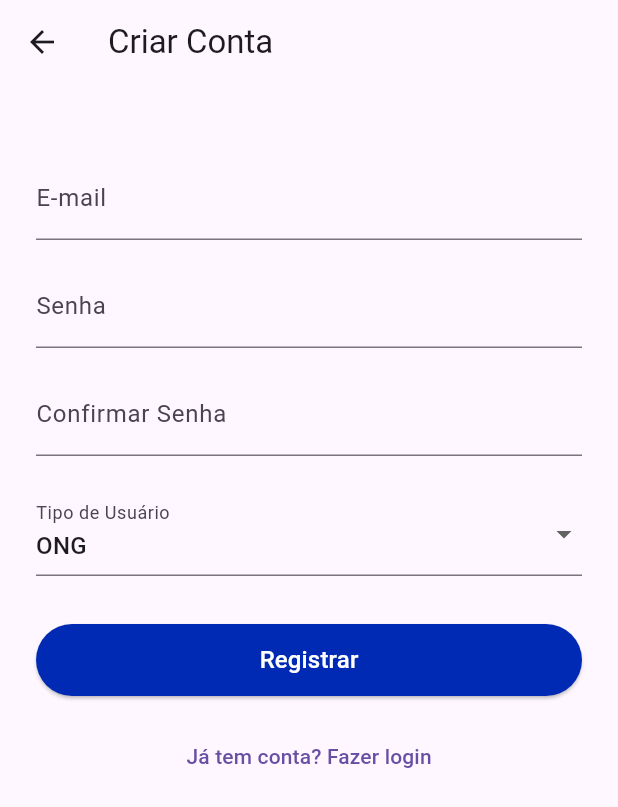
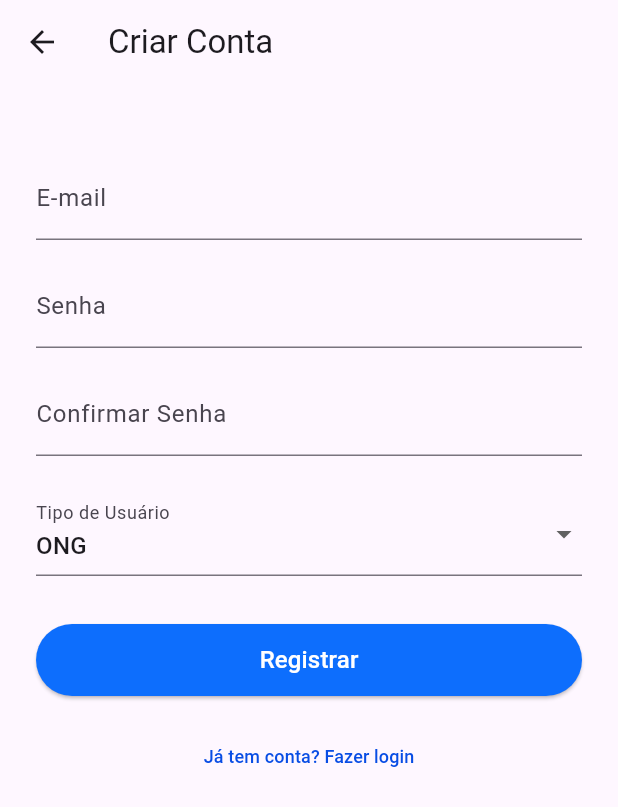
Before and after one commit to andreghenssler2/shareFood, a Flutter app: the screen it shows after launch, after a tap on "Criar conta", on a phone screen of 412 x 824 dp. Shown: the top 807 px of the screen. Run offline on Flutter 3.47's test engine with Material 3 defaults, Android fonts, the phone set to English and light mode, and no system bars; our stand-ins replace cloud_firestore, firebase_auth, firebase_core, font_awesome_flutter, mask_text_input_formatter, syncfusion_flutter_charts; accounts and stored records are empty.

Commit message:
Atualiza Cores Botões

```diff
--- a/lib/features/admin/admin_dashboard_page.dart
+++ b/lib/features/admin/admin_dashboard_page.dart
@@ -35,7 +35,7 @@ class AdminDashboardPage extends StatelessWidget {
           style: TextStyle(color: Colors.white),
         ),
         centerTitle: true,
-        backgroundColor: const Color.fromRGBO(158, 13, 0, 1),
+        backgroundColor: const Color.fromARGB(255, 0, 42, 156),
         actions: [
           IconButton(
             icon: const Icon(Icons.logout, color: Colors.white),
--- a/lib/features/admin/admin_ongs_page.dart
+++ b/lib/features/admin/admin_ongs_page.dart
@@ -17,10 +17,11 @@ class _AdminOngsPageState extends State<AdminOngsPage> {
   Widget build(BuildContext context) {
     return Scaffold(
       appBar: AppBar(
-        title: const Text('Gerenciar ONGs'),
+        title: const Text('Gerenciar ONGs',style: TextStyle(color: Colors.white),),
+        backgroundColor: const Color.fromARGB(255, 0, 42, 156),
         actions: [
           PopupMenuButton<String>(
-            icon: const Icon(Icons.filter_alt),
+            icon: const Icon(Icons.filter_alt, color: Colors.white),
             tooltip: 'Filtrar por status',
             onSelected: (v) => setState(() => filtroStatus = v),
             itemBuilder: (context) => const [
--- a/lib/features/admin/admin_parceiros_page.dart
+++ b/lib/features/admin/admin_parceiros_page.dart
@@ -17,10 +17,11 @@ class _AdminParceirosPageState extends State<AdminParceirosPage> {
   Widget build(BuildContext context) {
     return Scaffold(
       appBar: AppBar(
-        title: const Text('Gerenciar Parceiros'),
+        title: const Text('Gerenciar Parceiros',style: TextStyle(color: Colors.white),),
+        backgroundColor: const Color.fromARGB(255, 0, 42, 156),
         actions: [
           PopupMenuButton<String>(
-            icon: const Icon(Icons.filter_alt),
+            icon: const Icon(Icons.filter_alt, color: Colors.white),
             tooltip: 'Filtrar por status',
             onSelected: (v) => setState(() => filtroStatus = v),
             itemBuilder: (context) => const [
--- a/lib/features/admin/admin_pefil_page.dart
+++ b/lib/features/admin/admin_pefil_page.dart
@@ -123,11 +123,11 @@ class _AdminPerfilPageState extends State<AdminPerfilPage> {
 
     return Scaffold(
       appBar: AppBar(
-        backgroundColor: Colors.indigo,
         title: const Text(
           'Meu Perfil de Admin',
           style: TextStyle(color: Colors.white),
         ),
+        backgroundColor: const Color.fromARGB(255, 0, 42, 156),
         iconTheme: const IconThemeData(color: Colors.white),
         centerTitle: true,
         actions: [
--- a/lib/features/admin/admin_profile_page.dart
+++ b/lib/features/admin/admin_profile_page.dart
@@ -133,7 +133,7 @@ class _AdminPerfilPageState extends State<AdminPerfilPage> {
 
     return Scaffold(
       appBar: AppBar(
-        backgroundColor: Colors.red.shade800,
+        backgroundColor: const Color.fromARGB(255, 0, 42, 156),
         title: const Text('Meu Perfil - Administrador ',
             style: TextStyle(color: Colors.white)),
         iconTheme: const IconThemeData(color: Colors.white),
--- a/lib/features/admin/admin_reports_page.dart
+++ b/lib/features/admin/admin_reports_page.dart
@@ -202,7 +202,8 @@ class _AdminReportsPageState extends State<AdminReportsPage> {
 
     return Scaffold(
       appBar: AppBar(
-        title: const Text('Relatórios e Estatísticas'),
+        title: const Text('Relatórios e Estatísticas',style: TextStyle(color: Colors.white),),
+        backgroundColor: const Color.fromARGB(255, 0, 42, 156),
         actions: [
           IconButton(
             icon: const Icon(Icons.filter_alt_rounded),
--- a/lib/features/auth/pages/login_page.dart
+++ b/lib/features/auth/pages/login_page.dart
@@ -213,9 +213,11 @@ class _LoginPageState extends State<LoginPage> {
                   : ElevatedButton(
                       onPressed: _login,
                       style: ElevatedButton.styleFrom(
+                        backgroundColor: const Color.fromARGB(255, 13, 110, 253),
                         minimumSize: const Size(double.infinity, 48),
+
                       ),
-                      child: const Text('Entrar'),
+                      child: const Text('Entrar',style: TextStyle(color: Colors.white, fontSize: 14),),
                     ),
               const SizedBox(height: 12),
               TextButton(
@@ -225,7 +227,7 @@ class _LoginPageState extends State<LoginPage> {
                     MaterialPageRoute(builder: (_) => const RegisterPage()),
                   );
                 },
-                child: const Text('Criar conta'),
+                child: const Text('Criar conta',style: TextStyle(color: Color.fromARGB(255, 8, 77, 228), fontSize: 12)),
               ),
               TextButton(
                 onPressed: () {
@@ -236,7 +238,7 @@ class _LoginPageState extends State<LoginPage> {
                     ),
                   );
                 },
-                child: const Text('Esqueceu a senha?'),
+                child: const Text('Esqueceu a senha?',style: TextStyle(color: Color.fromARGB(255, 161, 0, 0), fontSize: 12)),
               ),
             ],
           ),
--- a/lib/features/auth/pages/register_page.dart
+++ b/lib/features/auth/pages/register_page.dart
@@ -136,7 +136,7 @@ class _RegisterPageState extends State<RegisterPage> {
               value: _tipoUsuario,
               decoration: const InputDecoration(labelText: 'Tipo de Usuário'),
               items: const [
-                DropdownMenuItem(value: 'admin', child: Text('Administrador')),
+                // DropdownMenuItem(value: 'admin', child: Text('Administrador')),
                 DropdownMenuItem(value: 'ong', child: Text('ONG')),
                 DropdownMenuItem(value: 'parceiro', child: Text('Parceiro')),
               ],
@@ -151,7 +151,7 @@ class _RegisterPageState extends State<RegisterPage> {
                     onPressed: _registrar,
                     style: ElevatedButton.styleFrom(
                       minimumSize: const Size(double.infinity, 48),
-                      backgroundColor: const Color.fromARGB(255, 0, 42, 179),
+                      backgroundColor: const Color.fromARGB(255, 13, 110, 253),
                     ),
                     child: const Text(
                       'Registrar',
@@ -166,7 +166,7 @@ class _RegisterPageState extends State<RegisterPage> {
                   MaterialPageRoute(builder: (_) => const LoginPage()),
                 );
               },
-              child: const Text('Já tem conta? Fazer login'),
+              child: const Text('Já tem conta? Fazer login', style: TextStyle(color: Color.fromARGB(255, 8, 77, 228), fontSize: 12)),
             ),
           ],
         ),
--- a/lib/features/parceiro/doacoes_parceiro_page.dart
+++ b/lib/features/parceiro/doacoes_parceiro_page.dart
@@ -190,7 +190,7 @@ class _DoacoesParceiroPageState extends State<DoacoesParceiroPage> {
                   Navigator.pushNamed(context, '/criarDoacao');
                 },
                 style: ElevatedButton.styleFrom(
-                  backgroundColor: Colors.green,
+                  backgroundColor: const Color.fromARGB(255, 13, 110, 253),
                   shape: RoundedRectangleBorder(
                     borderRadius: BorderRadius.circular(20),
                   ),
--- a/lib/features/parceiro/parceiro_perfil_page.dart
+++ b/lib/features/parceiro/parceiro_perfil_page.dart
@@ -295,7 +295,7 @@ class _ParceiroPerfilPageState extends State<ParceiroPerfilPage> {
                   icon: const Icon(Icons.save, color: Colors.white),
                   label: const Text('Salvar Alterações'),
                   style: ElevatedButton.styleFrom(
-                    backgroundColor: Colors.green,
+                    backgroundColor: const Color.fromARGB(255, 13, 110, 253),
                     foregroundColor: Colors.white,
                     padding: const EdgeInsets.symmetric(vertical: 14),
                   ),
--- a/lib/main.dart
+++ b/lib/main.dart
@@ -8,6 +8,7 @@ import 'features/ong/ong_home_page.dart';
 import 'features/parceiro/parceiro_home_page.dart';
 import 'features/admin/admin_dashboard_page.dart';
 import 'features/parceiro/editar_doacao_page.dart';
+import 'features/parceiro/parceiro_criar_doacao_page.dart';
 
 void main() async {
   WidgetsFlutterBinding.ensureInitialized();
@@ -76,6 +77,7 @@ class MyApp extends StatelessWidget {
               final args = ModalRoute.of(context)!.settings.arguments as Map<String, dynamic>;
               return EditarDoacaoPage(doacao: args);
             },
+            '/criarDoacao': (context) => const ParceiroCriarDoacaoPage(),
           },
 
           // Aqui está o ponto principal
```
Also changed, not shown: lib/features/admin/admin_users_page.dart (+4 -3 lines), lib/features/parceiro/parceiro_criar_doacao_page.dart (+19 -13 lines).
